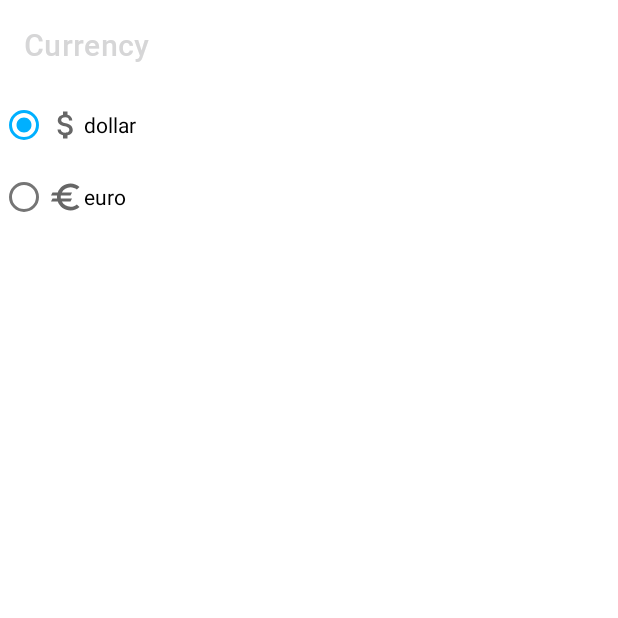
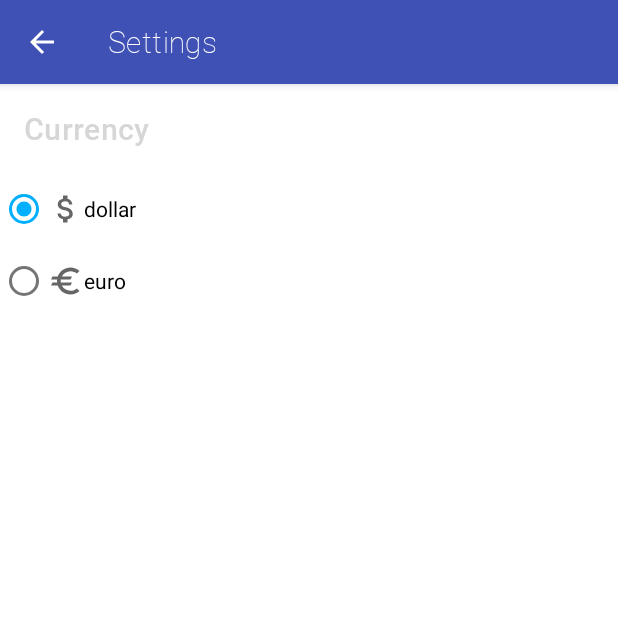
Before and after one commit to Fpoittevin/RealEstateManager, an Android app: the screen it shows after launch (SettingsActivity), in the side drawer, after a tap on "settings", on a phone screen of 412 x 824 dp, the top half of it. Run offline under Robolectric (Android 15) with nearby library versions, the phone set to English and light mode, and no system bars; our stand-ins replace EventBus, Room's generated code; libraries missing offline, so code that uses them is left out: pub.devrel.easypermissions; pictures from the network do not load; 1 statement that could not run was skipped.

Commit message:
add toolbar style and titles

```diff
--- a/app/src/main/java/com/ocr/francois/realestatemanager/ui/mapView/MapViewActivity.kt
+++ b/app/src/main/java/com/ocr/francois/realestatemanager/ui/mapView/MapViewActivity.kt
@@ -153,7 +153,10 @@ class MapViewActivity : BaseActivity(),
 
     private fun configureToolbar() {
         setSupportActionBar(activity_map_view_toolbar)
-        supportActionBar?.setDisplayHomeAsUpEnabled(true)
+        supportActionBar?.let{
+            it.setDisplayHomeAsUpEnabled(true)
+            it.setTitle(R.string.map_title)
+        }
     }
 
     override fun onOptionsItemSelected(item: MenuItem): Boolean {
--- a/app/src/main/java/com/ocr/francois/realestatemanager/ui/propertiesList/PropertiesAdapter.kt
+++ b/app/src/main/java/com/ocr/francois/realestatemanager/ui/propertiesList/PropertiesAdapter.kt
@@ -27,6 +27,7 @@ class PropertiesAdapter :
         val propertyWithPhotos = propertiesWithPhotos[position]
         holder.updateUi(propertyWithPhotos)
         holder.itemView.setOnClickListener {
+
             propertyItemClickCallback.onPropertyItemClick(
                 propertyWithPhotos.property.id as Long
             )
--- a/app/src/main/java/com/ocr/francois/realestatemanager/ui/propertyCreation/PropertyCreationActivity.kt
+++ b/app/src/main/java/com/ocr/francois/realestatemanager/ui/propertyCreation/PropertyCreationActivity.kt
@@ -27,7 +27,10 @@ class PropertyCreationActivity : BaseActivity() {
 
     private fun configureToolbar() {
         setSupportActionBar(activity_property_creation_toolbar)
-        supportActionBar?.setDisplayHomeAsUpEnabled(true)
+        supportActionBar?.let{
+            it.setDisplayHomeAsUpEnabled(true)
+            it.setTitle(R.string.creation_title)
+        }
     }
 
     override fun onOptionsItemSelected(item: MenuItem): Boolean {
--- a/app/src/main/java/com/ocr/francois/realestatemanager/ui/propertyForm/PropertyFormFragment.kt
+++ b/app/src/main/java/com/ocr/francois/realestatemanager/ui/propertyForm/PropertyFormFragment.kt
@@ -13,6 +13,7 @@ import android.view.ViewGroup
 import android.widget.Toast
 import androidx.fragment.app.Fragment
 import androidx.fragment.app.activityViewModels
+import com.google.android.material.snackbar.Snackbar
 import com.google.android.material.textfield.TextInputEditText
 import com.ocr.francois.realestatemanager.R
 import com.ocr.francois.realestatemanager.databinding.FragmentPropertyFormBinding
@@ -282,7 +283,6 @@ class PropertyFormFragment : Fragment() {
                 for (photo in photosList) {
                     if (photo.description.isNullOrEmpty()) {
                         errorInForm = true
-                        Toast.makeText(requireContext(), "need desc", Toast.LENGTH_LONG).show()
                     }
                 }
             }
@@ -339,6 +339,7 @@ class PropertyFormFragment : Fragment() {
             }
             activity?.finish()
         } else {
+            Snackbar.make(binding.root, "an error occurred", Snackbar.LENGTH_SHORT).show()
             errorInForm = false
         }
     }
--- a/app/src/main/java/com/ocr/francois/realestatemanager/ui/propertyModification/PropertyModificationActivity.kt
+++ b/app/src/main/java/com/ocr/francois/realestatemanager/ui/propertyModification/PropertyModificationActivity.kt
@@ -33,7 +33,10 @@ class PropertyModificationActivity : BaseActivity() {
 
     private fun configureToolbar() {
         setSupportActionBar(activity_property_modification_toolbar)
-        supportActionBar?.setDisplayHomeAsUpEnabled(true)
+        supportActionBar?.let{
+            it.setDisplayHomeAsUpEnabled(true)
+            it.setTitle(R.string.modification_title)
+        }
     }
 
     override fun onOptionsItemSelected(item: MenuItem): Boolean {
--- a/app/src/main/java/com/ocr/francois/realestatemanager/ui/settings/SettingsActivity.kt
+++ b/app/src/main/java/com/ocr/francois/realestatemanager/ui/settings/SettingsActivity.kt
@@ -3,12 +3,16 @@ package com.ocr.francois.realestatemanager.ui.settings
 import android.content.SharedPreferences
 import android.os.Bundle
 import android.util.Log
+import android.view.MenuItem
 import androidx.activity.viewModels
 import com.ocr.francois.realestatemanager.R
 import com.ocr.francois.realestatemanager.databinding.ActivitySettingsBinding
 import com.ocr.francois.realestatemanager.injection.Injection
 import com.ocr.francois.realestatemanager.ui.base.BaseActivity
 import com.ocr.francois.realestatemanager.utils.Currency
+import kotlinx.android.synthetic.main.activity_property_details.*
+import kotlinx.android.synthetic.main.activity_property_details.activity_property_details_toolbar
+import kotlinx.android.synthetic.main.activity_settings.*
 
 class SettingsActivity : BaseActivity() {
 
@@ -27,8 +31,23 @@ class SettingsActivity : BaseActivity() {
         preferences = getPreferences(MODE_PRIVATE)
 
         setContentView(binding.root)
+        configureToolbar()
+        configureCurrenciesRadioGroup()
+    }
 
-        configureCurrenciesRadioGroup()
+    private fun configureToolbar() {
+        setSupportActionBar(activity_settings_toolbar)
+        supportActionBar?.let {
+            it.setDisplayHomeAsUpEnabled(true)
+            setTitle(R.string.settings_title)
+        }
+    }
+
+    override fun onOptionsItemSelected(item: MenuItem): Boolean {
+        when (item.itemId) {
+            android.R.id.home -> finish()
+        }
+        return super.onOptionsItemSelected(item)
     }
 
     private fun configureCurrenciesRadioGroup() {
--- a/app/src/main/res/layout-w600dp/activity_main.xml
+++ b/app/src/main/res/layout-w600dp/activity_main.xml
@@ -22,9 +22,8 @@
                 android:id="@+id/activity_main_toolbar"
                 android:layout_width="match_parent"
                 android:layout_height="wrap_content"
-                app:backgroundTint="@color/colorPrimary"
                 app:titleTextAppearance="@style/TitleToolbarStyle"
-                app:titleTextColor="@android:color/white" />
+                android:theme="@style/ThemeOverlay.AppCompat.Dark.ActionBar"/>
 
         </com.google.android.material.appbar.AppBarLayout>
 
--- a/app/src/main/res/layout/activity_main.xml
+++ b/app/src/main/res/layout/activity_main.xml
@@ -22,9 +22,8 @@
                 android:id="@+id/activity_main_toolbar"
                 android:layout_width="match_parent"
                 android:layout_height="wrap_content"
-                app:backgroundTint="@color/colorPrimary"
                 app:titleTextAppearance="@style/TitleToolbarStyle"
-                app:titleTextColor="@android:color/white" />
+                android:theme="@style/ThemeOverlay.AppCompat.Dark.ActionBar" />
 
         </com.google.android.material.appbar.AppBarLayout>
 
--- a/app/src/main/res/layout/activity_map_view.xml
+++ b/app/src/main/res/layout/activity_map_view.xml
@@ -17,7 +17,7 @@
             android:layout_width="match_parent"
             android:layout_height="wrap_content"
             app:titleTextAppearance="@style/TitleToolbarStyle"
-            app:backgroundTint="@color/colorPrimary" />
+            android:theme="@style/ThemeOverlay.AppCompat.Dark.ActionBar"/>
 
     </com.google.android.material.appbar.AppBarLayout>
 
--- a/app/src/main/res/layout/activity_property_details.xml
+++ b/app/src/main/res/layout/activity_property_details.xml
@@ -15,7 +15,7 @@
             android:layout_width="match_parent"
             android:layout_height="wrap_content"
             app:titleTextAppearance="@style/TitleToolbarStyle"
-            app:titleTextColor="@android:color/white" />
+            android:theme="@style/ThemeOverlay.AppCompat.Dark.ActionBar" />
 
     </com.google.android.material.appbar.AppBarLayout>
 
--- a/app/src/main/res/layout/activity_property_modification.xml
+++ b/app/src/main/res/layout/activity_property_modification.xml
@@ -1,21 +1,23 @@
 <?xml version="1.0" encoding="utf-8"?>
 <LinearLayout xmlns:android="http://schemas.android.com/apk/res/android"
+    xmlns:app="http://schemas.android.com/apk/res-auto"
     xmlns:tools="http://schemas.android.com/tools"
     android:layout_width="match_parent"
     android:layout_height="match_parent"
-    xmlns:app="http://schemas.android.com/apk/res-auto"
     android:orientation="vertical"
     tools:context=".ui.propertyModification.PropertyModificationActivity">
 
     <com.google.android.material.appbar.AppBarLayout
+        style="@style/Widget.MaterialComponents.ActionBar.Primary"
         android:layout_width="match_parent"
         android:layout_height="wrap_content">
 
         <com.google.android.material.appbar.MaterialToolbar
             android:id="@+id/activity_property_modification_toolbar"
             android:layout_width="match_parent"
+            android:layout_height="wrap_content"
             app:titleTextAppearance="@style/TitleToolbarStyle"
-            android:layout_height="wrap_content" />
+            android:theme="@style/ThemeOverlay.AppCompat.Dark.ActionBar" />
 
     </com.google.android.material.appbar.AppBarLayout>
 
--- a/app/src/main/res/layout/activity_property_search.xml
+++ b/app/src/main/res/layout/activity_property_search.xml
@@ -14,7 +14,7 @@
             android:layout_width="match_parent"
             android:layout_height="wrap_content"
             app:titleTextAppearance="@style/TitleToolbarStyle"
-            app:titleTextColor="@android:color/white" />
+            android:theme="@style/ThemeOverlay.AppCompat.Dark.ActionBar" />
 
     </com.google.android.material.appbar.AppBarLayout>
 
--- a/app/src/main/res/layout/activity_settings.xml
+++ b/app/src/main/res/layout/activity_settings.xml
@@ -1,10 +1,25 @@
 <?xml version="1.0" encoding="utf-8"?>
 <LinearLayout xmlns:android="http://schemas.android.com/apk/res/android"
+    xmlns:app="http://schemas.android.com/apk/res-auto"
     xmlns:tools="http://schemas.android.com/tools"
     android:layout_width="match_parent"
     android:layout_height="match_parent"
     android:orientation="vertical"
     tools:context=".ui.settings.SettingsActivity">
+
+    <com.google.android.material.appbar.AppBarLayout
+        style="@style/Widget.MaterialComponents.ActionBar.Primary"
+        android:layout_width="match_parent"
+        android:layout_height="wrap_content">
+
+        <com.google.android.material.appbar.MaterialToolbar
+            android:id="@+id/activity_settings_toolbar"
+            android:layout_width="match_parent"
+            android:layout_height="wrap_content"
+            app:titleTextAppearance="@style/TitleToolbarStyle"
+            android:theme="@style/ThemeOverlay.AppCompat.Dark.ActionBar" />
+
+    </com.google.android.material.appbar.AppBarLayout>
 
     <TextView
         style="@style/Title6Style"
@@ -24,16 +39,16 @@
             android:layout_height="wrap_content">
 
             <RadioButton
+                android:id="@+id/activity_settings_currencies_dollar_radio_button"
                 android:layout_width="match_parent"
                 android:layout_height="wrap_content"
-                android:id="@+id/activity_settings_currencies_dollar_radio_button"
                 android:drawableStart="@drawable/ic_baseline_dollar_24"
                 android:text="dollar" />
 
             <RadioButton
+                android:id="@+id/activity_settings_currencies_euro_radio_button"
                 android:layout_width="match_parent"
                 android:layout_height="wrap_content"
-                android:id="@+id/activity_settings_currencies_euro_radio_button"
                 android:drawableStart="@drawable/ic_baseline_euro_24"
                 android:text="euro" />
 
--- a/app/src/main/res/values/strings.xml
+++ b/app/src/main/res/values/strings.xml
@@ -87,6 +87,12 @@
     <string name="navigation_drawer_close">Close navigation drawer</string>
 
     <string name="preference_file_key">rem_preference</string>
+
+    <string name="settings_title">Settings</string>
+    <string name="search_title">Search</string>
+    <string name="creation_title">Creation</string>
+    <string name="modification_title">Modification</string>
+    <string name="map_title">Map</string>
 
     <string name="large_text">
         "Material is the metaphor.\n\n"
--- a/app/src/main/res/values/styles.xml
+++ b/app/src/main/res/values/styles.xml
@@ -48,6 +48,10 @@
         <item name="android:layout_margin">@dimen/default_big_margin</item>
     </style>
 
+    <style name="ToolbarStyle" parent="Widget.MaterialComponents.ActionBar.Primary">
+        <item name="colorControlNormal">@android:color/white</item>
+    </style>
+
     <style name="TitleToolbarStyle" parent="TextAppearance.MaterialComponents.Headline6">
         <item name="fontFamily">@font/roboto_thin</item>
     </style>
```
Also changed, not shown: app/src/main/java/com/ocr/francois/realestatemanager/ui/photosGallery/PhotosGalleryAdapter.kt (+10 -5 lines), app/src/main/java/com/ocr/francois/realestatemanager/ui/propertySearch/PropertySearchActivity.kt (+9 -5 lines), app/src/main/res/layout/activity_property_creation.xml (+5 -3 lines).
